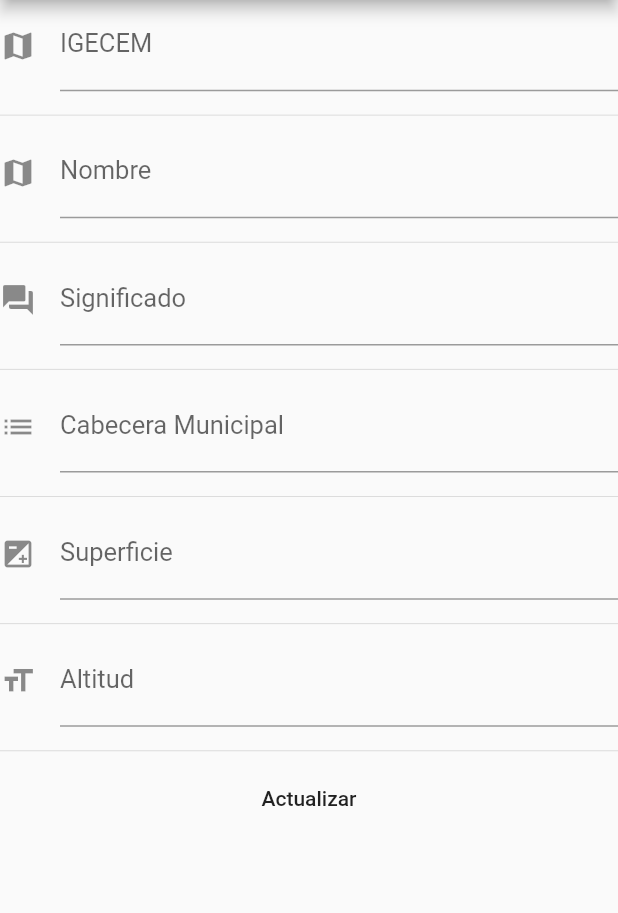
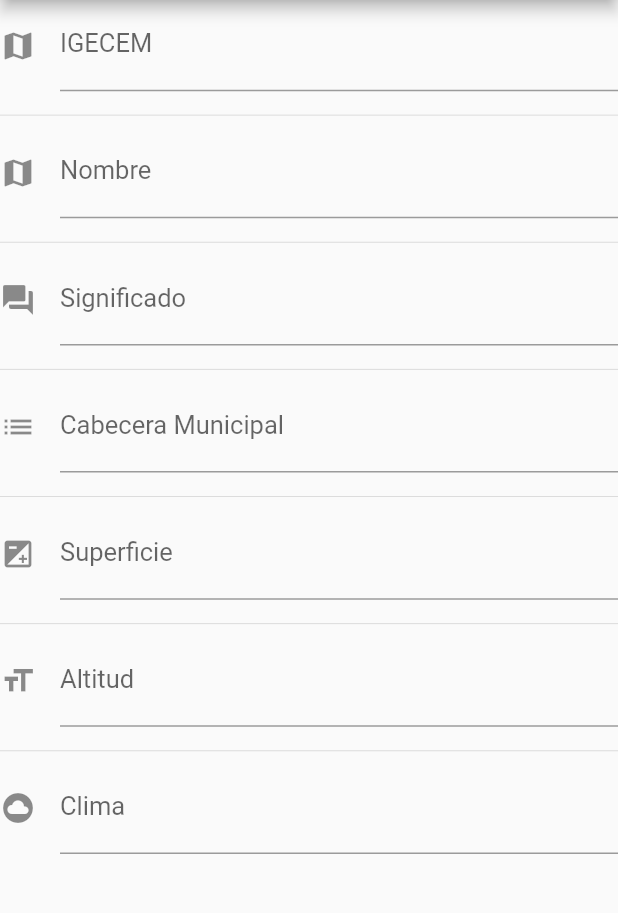
Before and after one commit to GonzalezAlbarranOrlando/desastresnaturales, a Flutter app: the MunicipioScreen screen opened directly, on a phone screen of 412 x 824 dp, the part 84-997 px from its top. Run offline on Flutter 3.47's test engine with Material 2 defaults, Android fonts, the phone set to English and light mode, and no system bars; our stand-ins replace firebase_auth, firebase_core, firebase_database, fluttertoast; accounts and stored records are empty.

Commit message:
act clima

```diff
--- a/lib/model/municipio.dart
+++ b/lib/model/municipio.dart
@@ -39,5 +39,7 @@ class Municipio{
     _cabeceramun = snapshot.value['cabeceramun'];
     _superficie = snapshot.value['superficie'];
     _altitud = snapshot.value['altitud'];
+    _clima = snapshot.value['clima'];
+    _localizacion = snapshot.value['localizacion'];
   }
 }
--- a/lib/ui/municipios_information.dart
+++ b/lib/ui/municipios_information.dart
@@ -56,6 +56,12 @@ class _MunicipioInformationState extends State<MunicipioInformation> {
                 new Text("Altitud : ${widget.municipio.altitud}", style: TextStyle(fontSize: 18.0),),
                 Padding(padding: EdgeInsets.only(top: 8.0),),
                 Divider(),
+                new Text("Clima : ${widget.municipio.clima}", style: TextStyle(fontSize: 18.0),),
+                Padding(padding: EdgeInsets.only(top: 8.0),),
+                Divider(),
+                new Text("Localización : ${widget.municipio.localizacion}", style: TextStyle(fontSize: 18.0),),
+                Padding(padding: EdgeInsets.only(top: 8.0),),
+                Divider(),
                 RaisedButton(onPressed: () => Fluttertoast.showToast(msg: "Mapa"), child: Text("Mapa"),)
               ],
             ),
--- a/lib/ui/municipios_screen.dart
+++ b/lib/ui/municipios_screen.dart
@@ -23,6 +23,8 @@ class _MunicipioScreenState extends State<MunicipioScreen> {
   TextEditingController _cabeceramunController;
   TextEditingController _superficieController;
   TextEditingController _altitudController;
+  TextEditingController _climaController;
+  TextEditingController _localizacionController;
 
   @override
   void initState() {
@@ -40,6 +42,10 @@ class _MunicipioScreenState extends State<MunicipioScreen> {
         new TextEditingController(text: widget.municipio.superficie);
     _altitudController =
         new TextEditingController(text: widget.municipio.altitud);
+    _climaController =
+    new TextEditingController(text: widget.municipio.clima);
+    _localizacionController =
+    new TextEditingController(text: widget.municipio.localizacion);
   }
 
   @override
@@ -116,6 +122,26 @@ class _MunicipioScreenState extends State<MunicipioScreen> {
               padding: EdgeInsets.only(top: 8.0),
             ),
             Divider(),
+            TextField(
+              controller: _climaController,
+              style: TextStyle(fontSize: 17.0, color: Colors.deepOrangeAccent),
+              decoration: InputDecoration(
+                  icon: Icon(Icons.cloud_circle), labelText: 'Clima'),
+            ),
+            Padding(
+              padding: EdgeInsets.only(top: 8.0),
+            ),
+            Divider(),
+            TextField(
+              controller: _localizacionController,
+              style: TextStyle(fontSize: 17.0, color: Colors.deepOrangeAccent),
+              decoration: InputDecoration(
+                  icon: Icon(Icons.local_activity), labelText: 'Localización'),
+            ),
+            Padding(
+              padding: EdgeInsets.only(top: 8.0),
+            ),
+            Divider(),
             FlatButton(
                 onPressed: () {
                   if (widget.municipio.id_igecem != null) {
```
